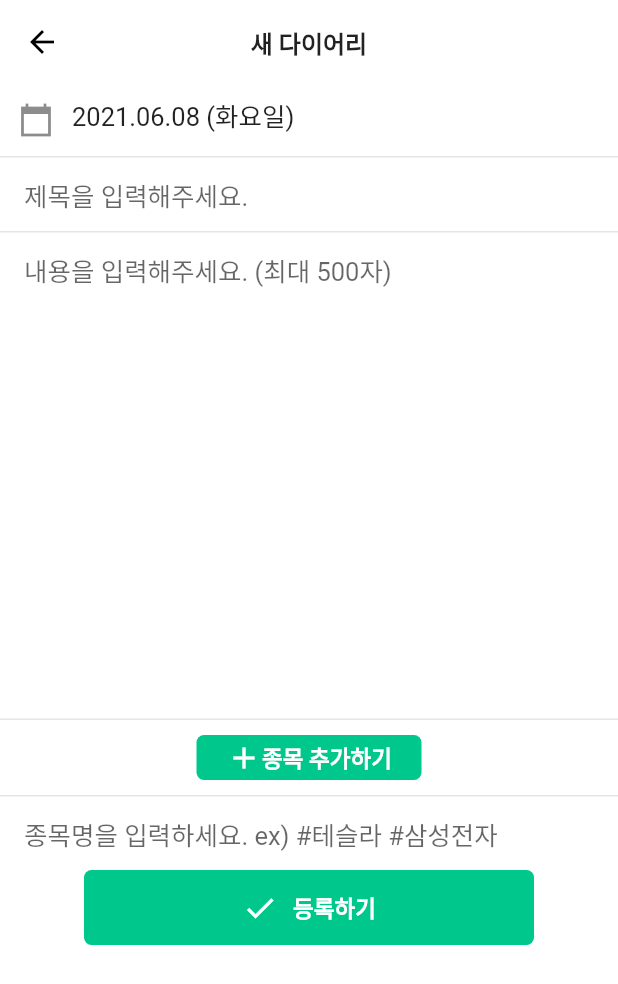
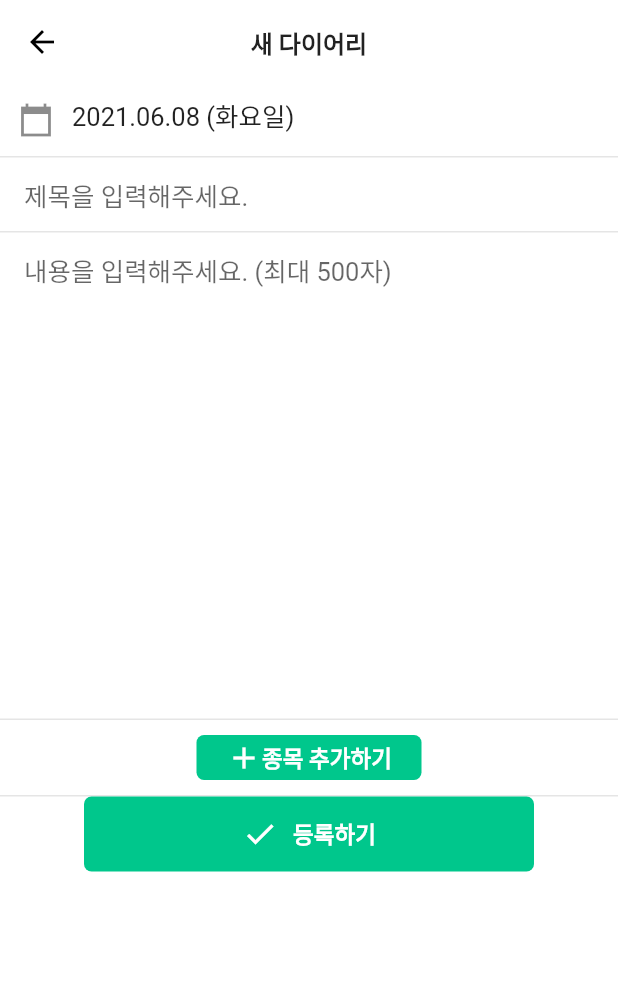
Before and after one commit to flxh4894/stockdiary, a Flutter app: the NewDiaryPage screen opened directly, on a phone screen of 412 x 824 dp. Shown: the top 984 px of the screen. Run offline on Flutter 3.47's test engine with Material 2 defaults, Android fonts, the phone set to English and light mode, and no system bars; our stand-ins replace flutter_form_builder, get, google_mobile_ads, sqflite, syncfusion_flutter_charts, table_calendar; accounts and stored records are empty; network calls fail.

Commit message:
1. 프로덕션 용으로 수정 2. 태그 라인 삭제

```diff
--- a/lib/src/page/new_diary.dart
+++ b/lib/src/page/new_diary.dart
@@ -60,14 +60,14 @@ class _NewDiaryPageState extends State<NewDiaryPage> {
           for (int i = 0; i < stockList.length; i++) _stockList(i),
           addButton(),
           _divider(),
-          Padding(
-            padding: EdgeInsets.symmetric(horizontal: 16),
-            child: TextFormField(
-              decoration: InputDecoration(
-                  hintText: '종목명을 입력하세요. ex) #테슬라 #삼성전자',
-                  border: InputBorder.none),
-            ),
-          ),
+          // Padding(
+          //   padding: EdgeInsets.symmetric(horizontal: 16),
+          //   child: TextFormField(
+          //     decoration: InputDecoration(
+          //         hintText: '종목명을 입력하세요. ex) #테슬라 #삼성전자',
+          //         border: InputBorder.none),
+          //   ),
+          // ),
           saveButton(),
         ],
       ),
--- a/pubspec.yaml
+++ b/pubspec.yaml
@@ -15,7 +15,7 @@ publish_to: 'none' # Remove this line if you wish to publish to pub.dev
 # In iOS, build-name is used as CFBundleShortVersionString while build-number used as CFBundleVersion.
 # Read more about iOS versioning at
 # https://developer.apple.com/library/archive/documentation/General/Reference/InfoPlistKeyReference/Articles/CoreFoundationKeys.html
-version: 1.0.0+3
+version: 1.0.1+5
 
 environment:
   sdk: ">=2.7.0 <3.0.0"
```
Also changed, not shown: 1 other file.
